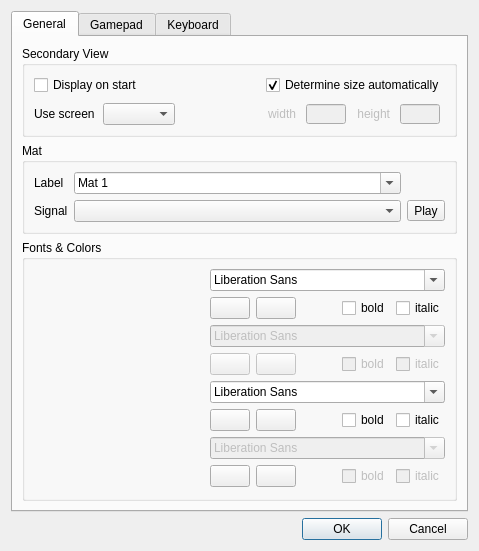
fmuecke/Ipponboard, file base/settingsdlg.ui: the form before one commit.
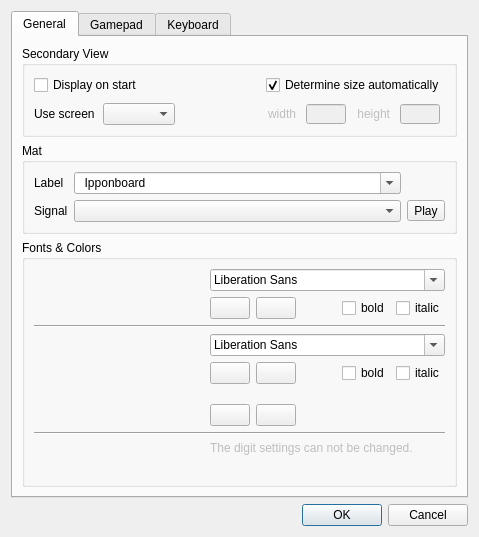
The form after the commit. Icons and pictures are not drawn. Custom widgets are drawn as their Qt base class.

Commit message:
ALL: - updated German translation - fix: font changes are now immediately applied to the sample texts - fix: the mat label is now mapped to the info header text sample - fix: the used mat label is now correctly shown in the sample and within the combo box - improved: changed the order and the layout of the font and color settings
ScaledText widget:
- fix: the text metrics are now recalculated if the font or the text changes
- internal: Encapsulation: instead of "update()" the "Redraw()" method is called (which calls update...)

Team Edition:
- "Open" and "Save" menu actions are now disabled

```diff
--- a/base/settingsdlg.ui
+++ b/base/settingsdlg.ui
@@ -280,6 +280,11 @@
             <property name="editable">
              <bool>true</bool>
             </property>
+            <item>
+             <property name="text">
+              <string notr="true">  Ipponboard  </string>
+             </property>
+            </item>
             <item>
              <property name="text">
               <string>Mat 1</string>
@@ -343,7 +348,7 @@
          <property name="title">
           <string>Fonts &amp;&amp; Colors</string>
          </property>
-         <layout class="QGridLayout" name="gridLayout_7" rowstretch="1,0,0,0,0,0,0,0" columnstretch="1,0">
+         <layout class="QGridLayout" name="gridLayout_7" rowstretch="1,1,0,1,1,1,1,0,1,1" columnstretch="1,0">
           <item row="0" column="0" rowspan="2">
            <widget class="ScaledText" name="text_text_sample" native="true">
             <property name="minimumSize">
@@ -354,254 +359,6 @@
             </property>
            </widget>
           </item>
-          <item row="4" column="0" rowspan="2">
-           <widget class="ScaledText" name="text_color_blue" native="true">
-            <property name="minimumSize">
-             <size>
-              <width>50</width>
-              <height>20</height>
-             </size>
-            </property>
-           </widget>
-          </item>
-          <item row="6" column="0" rowspan="2">
-           <widget class="ScaledText" name="text_color_white" native="true">
-            <property name="minimumSize">
-             <size>
-              <width>50</width>
-              <height>20</height>
-             </size>
-            </property>
-            <zorder>groupBox_info_header</zorder>
-           </widget>
-          </item>
-          <item row="2" column="0" rowspan="2">
-           <widget class="ScaledText" name="text_digit_sample" native="true">
-            <property name="minimumSize">
-             <size>
-              <width>0</width>
-              <height>0</height>
-             </size>
-            </property>
-            <property name="styleSheet">
-             <string notr="true">border-color: rgb(0, 0, 0);</string>
-            </property>
-           </widget>
-          </item>
-          <item row="7" column="1">
-           <layout class="QHBoxLayout" name="horizontalLayout">
-            <property name="rightMargin">
-             <number>0</number>
-            </property>
-            <item>
-             <widget class="QPushButton" name="toolButton_text_color_white">
-              <property name="maximumSize">
-               <size>
-                <width>50</width>
-                <height>16777215</height>
-               </size>
-              </property>
-              <property name="cursor">
-               <cursorShape>PointingHandCursor</cursorShape>
-              </property>
-              <property name="toolTip">
-               <string>Sets the foreground color</string>
-              </property>
-              <property name="text">
-               <string notr="true"/>
-              </property>
-              <property name="icon">
-               <iconset resource="ipponboard.qrc">
-                <normaloff>:/res/icons/color_fg.png</normaloff>:/res/icons/color_fg.png</iconset>
-              </property>
-              <property name="autoDefault">
-               <bool>false</bool>
-              </property>
-              <property name="flat">
-               <bool>false</bool>
-              </property>
-             </widget>
-            </item>
-            <item>
-             <widget class="QPushButton" name="toolButton_text_background_white">
-              <property name="sizePolicy">
-               <sizepolicy hsizetype="Preferred" vsizetype="Fixed">
-                <horstretch>0</horstretch>
-                <verstretch>0</verstretch>
-               </sizepolicy>
-              </property>
-              <property name="maximumSize">
-               <size>
-                <width>50</width>
-                <height>16777215</height>
-               </size>
-              </property>
-              <property name="cursor">
-               <cursorShape>PointingHandCursor</cursorShape>
-              </property>
-              <property name="toolTip">
-               <string>Sets the background color</string>
-              </property>
-              <property name="text">
-               <string notr="true"/>
-              </property>
-              <property name="icon">
-               <iconset resource="ipponboard.qrc">
-                <normaloff>:/res/icons/color_bg.png</normaloff>:/res/icons/color_bg.png</iconset>
-              </property>
-              <property name="autoDefault">
-               <bool>false</bool>
-              </property>
-              <property name="flat">
-               <bool>false</bool>
-              </property>
-             </widget>
-            </item>
-            <item>
-             <spacer name="horizontalSpacer_7">
-              <property name="orientation">
-               <enum>Qt::Horizontal</enum>
-              </property>
-              <property name="sizeHint" stdset="0">
-               <size>
-                <width>40</width>
-                <height>20</height>
-               </size>
-              </property>
-             </spacer>
-            </item>
-            <item>
-             <widget class="QCheckBox" name="checkBox_fighters_bold_2">
-              <property name="enabled">
-               <bool>false</bool>
-              </property>
-              <property name="text">
-               <string>bold</string>
-              </property>
-             </widget>
-            </item>
-            <item>
-             <widget class="QCheckBox" name="checkBox_fighters_italic_2">
-              <property name="enabled">
-               <bool>false</bool>
-              </property>
-              <property name="text">
-               <string>italic</string>
-              </property>
-             </widget>
-            </item>
-           </layout>
-          </item>
-          <item row="3" column="1">
-           <layout class="QHBoxLayout" name="horizontalLayout_2">
-            <property name="rightMargin">
-             <number>0</number>
-            </property>
-            <item>
-             <widget class="QPushButton" name="toolButton_text_color_white_2">
-              <property name="enabled">
-               <bool>false</bool>
-              </property>
-              <property name="maximumSize">
-               <size>
-                <width>50</width>
-                <height>16777215</height>
-               </size>
-              </property>
-              <property name="cursor">
-               <cursorShape>PointingHandCursor</cursorShape>
-              </property>
-              <property name="toolTip">
-               <string>Sets the foreground color</string>
-              </property>
-              <property name="text">
-               <string notr="true"/>
-              </property>
-              <property name="icon">
-               <iconset resource="ipponboard.qrc">
-                <normaloff>:/res/icons/color_fg.png</normaloff>:/res/icons/color_fg.png</iconset>
-              </property>
-              <property name="autoDefault">
-               <bool>false</bool>
-              </property>
-              <property name="flat">
-               <bool>false</bool>
-              </property>
-             </widget>
-            </item>
-            <item>
-             <widget class="QPushButton" name="toolButton_text_background_white_2">
-              <property name="enabled">
-               <bool>false</bool>
-              </property>
-              <property name="sizePolicy">
-               <sizepolicy hsizetype="Preferred" vsizetype="Fixed">
-                <horstretch>0</horstretch>
-                <verstretch>0</verstretch>
-               </sizepolicy>
-              </property>
-              <property name="maximumSize">
-               <size>
-                <width>50</width>
-                <height>16777215</height>
-               </size>
-              </property>
-              <property name="cursor">
-               <cursorShape>PointingHandCursor</cursorShape>
-              </property>
-              <property name="toolTip">
-               <string>Sets the background color</string>
-              </property>
-              <property name="text">
-               <string notr="true"/>
-              </property>
-              <property name="icon">
-               <iconset resource="ipponboard.qrc">
-                <normaloff>:/res/icons/color_bg.png</normaloff>:/res/icons/color_bg.png</iconset>
-              </property>
-              <property name="autoDefault">
-               <bool>false</bool>
-              </property>
-              <property name="flat">
-               <bool>false</bool>
-              </property>
-             </widget>
-            </item>
-            <item>
-             <spacer name="horizontalSpacer_8">
-              <property name="orientation">
-               <enum>Qt::Horizontal</enum>
-              </property>
-              <property name="sizeHint" stdset="0">
-               <size>
-                <width>40</width>
-                <height>20</height>
-               </size>
-              </property>
-             </spacer>
-            </item>
-            <item>
-             <widget class="QCheckBox" name="checkBox_fighters_bold_3">
-              <property name="enabled">
-               <bool>false</bool>
-              </property>
-              <property name="text">
-               <string>bold</string>
-              </property>
-             </widget>
-            </item>
-            <item>
-             <widget class="QCheckBox" name="checkBox_fighters_italic_3">
-              <property name="enabled">
-               <bool>false</bool>
-              </property>
-              <property name="text">
-               <string>italic</string>
-              </property>
-             </widget>
-            </item>
-           </layout>
-          </item>
           <item row="1" column="1">
            <layout class="QHBoxLayout" name="horizontalLayout_10">
             <property name="topMargin">
@@ -700,17 +457,45 @@
             </item>
            </layout>
           </item>
-          <item row="6" column="1">
-           <widget class="QFontComboBox" name="fontComboBox_fighters_2">
+          <item row="0" column="1">
+           <widget class="QFontComboBox" name="fontComboBox_infoHeader">
+            <property name="fontFilters">
+             <set>QFontComboBox::ScalableFonts</set>
+            </property>
+           </widget>
+          </item>
+          <item row="2" column="0" colspan="2">
+           <widget class="Line" name="line">
+            <property name="orientation">
+             <enum>Qt::Horizontal</enum>
+            </property>
+           </widget>
+          </item>
+          <item row="7" column="0" colspan="2">
+           <widget class="Line" name="line_2">
+            <property name="orientation">
+             <enum>Qt::Horizontal</enum>
+            </property>
+           </widget>
+          </item>
+          <item row="8" column="1">
+           <widget class="QLabel" name="label_6">
             <property name="enabled">
              <bool>false</bool>
             </property>
+            <property name="text">
+             <string>The digit settings can not be changed.</string>
+            </property>
+           </widget>
+          </item>
+          <item row="3" column="1">
+           <widget class="QFontComboBox" name="fontComboBox_fighters">
             <property name="fontFilters">
              <set>QFontComboBox::ScalableFonts</set>
             </property>
            </widget>
           </item>
-          <item row="5" column="1">
+          <item row="4" column="1">
            <layout class="QHBoxLayout" name="horizontalLayout_13" stretch="0,0,0,0,0">
             <property name="leftMargin">
              <number>0</number>
@@ -811,30 +596,152 @@
             </item>
            </layout>
           </item>
-          <item row="4" column="1">
-           <widget class="QFontComboBox" name="fontComboBox_fighters">
-            <property name="fontFilters">
-             <set>QFontComboBox::ScalableFonts</set>
+          <item row="3" column="0" rowspan="2">
+           <widget class="ScaledText" name="text_color_blue" native="true">
+            <property name="minimumSize">
+             <size>
+              <width>50</width>
+              <height>20</height>
+             </size>
             </property>
            </widget>
           </item>
-          <item row="2" column="1">
-           <widget class="QFontComboBox" name="fontComboBox_fighters_3">
-            <property name="enabled">
-             <bool>false</bool>
+          <item row="5" column="0" rowspan="2">
+           <widget class="ScaledText" name="text_color_white" native="true">
+            <property name="minimumSize">
+             <size>
+              <width>50</width>
+              <height>20</height>
+             </size>
             </property>
-            <property name="fontFilters">
-             <set>QFontComboBox::ScalableFonts</set>
-            </property>
            </widget>
           </item>
-          <item row="0" column="1">
-           <widget class="QFontComboBox" name="fontComboBox_infoHeader">
-            <property name="fontFilters">
-             <set>QFontComboBox::ScalableFonts</set>
+          <item row="6" column="1">
+           <layout class="QHBoxLayout" name="horizontalLayout">
+            <property name="rightMargin">
+             <number>0</number>
             </property>
+            <item>
+             <widget class="QPushButton" name="toolButton_text_color_white">
+              <property name="maximumSize">
+               <size>
+                <width>50</width>
+                <height>16777215</height>
+               </size>
+              </property>
+              <property name="cursor">
+               <cursorShape>PointingHandCursor</cursorShape>
+              </property>
+              <property name="toolTip">
+               <string>Sets the foreground color</string>
+              </property>
+              <property name="text">
+               <string notr="true"/>
+              </property>
+              <property name="icon">
+               <iconset resource="ipponboard.qrc">
+                <normaloff>:/res/icons/color_fg.png</normaloff>:/res/icons/color_fg.png</iconset>
+              </property>
+              <property name="autoDefault">
+               <bool>false</bool>
+              </property>
+              <property name="flat">
+               <bool>false</bool>
+              </property>
+             </widget>
+            </item>
+            <item>
+             <widget class="QPushButton" name="toolButton_text_background_white">
+              <property name="sizePolicy">
+               <sizepolicy hsizetype="Preferred" vsizetype="Fixed">
+                <horstretch>0</horstretch>
+                <verstretch>0</verstretch>
+               </sizepolicy>
+              </property>
+              <property name="maximumSize">
+               <size>
+                <width>50</width>
+                <height>16777215</height>
+               </size>
+              </property>
+              <property name="cursor">
+               <cursorShape>PointingHandCursor</cursorShape>
+              </property>
+              <property name="toolTip">
+               <string>Sets the background color</string>
+              </property>
+              <property name="text">
+               <string notr="true"/>
+              </property>
+              <property name="icon">
+               <iconset resource="ipponboard.qrc">
+                <normaloff>:/res/icons/color_bg.png</normaloff>:/res/icons/color_bg.png</iconset>
+              </property>
+              <property name="autoDefault">
+               <bool>false</bool>
+              </property>
+              <property name="flat">
+               <bool>false</bool>
+              </property>
+             </widget>
+            </item>
+            <item>
+             <spacer name="horizontalSpacer_7">
+              <property name="orientation">
+               <enum>Qt::Horizontal</enum>
+              </property>
+              <property name="sizeHint" stdset="0">
+               <size>
+                <width>40</width>
+                <height>20</height>
+               </size>
+              </property>
+             </spacer>
+            </item>
+           </layout>
+          </item>
+          <item row="9" column="1">
+           <spacer name="horizontalSpacer">
+            <property name="orientation">
+             <enum>Qt::Horizontal</enum>
+            </property>
+            <property name="sizeHint" stdset="0">
+             <size>
+              <width>40</width>
+              <height>20</height>
+             </size>
+            </property>
+           </spacer>
+          </item>
+          <item row="8" column="0" rowspan="2">
+           <widget class="ScaledText" name="text_digit_sample" native="true">
+            <property name="minimumSize">
+             <size>
+              <width>0</width>
+              <height>0</height>
+             </size>
+            </property>
+            <property name="toolTip">
+             <string>The digit settings can not be changed!</string>
+            </property>
+            <property name="styleSheet">
+             <string notr="true">border-color: rgb(0, 0, 0);</string>
+            </property>
            </widget>
           </item>
+          <item row="5" column="1">
+           <spacer name="verticalSpacer_2">
+            <property name="orientation">
+             <enum>Qt::Vertical</enum>
+            </property>
+            <property name="sizeHint" stdset="0">
+             <size>
+              <width>20</width>
+              <height>40</height>
+             </size>
+            </property>
+           </spacer>
+          </item>
          </layout>
         </widget>
        </item>
```
Left out of the diff: 70 changed lines with no effect on the pictures. The commit also changes 9 other files.
